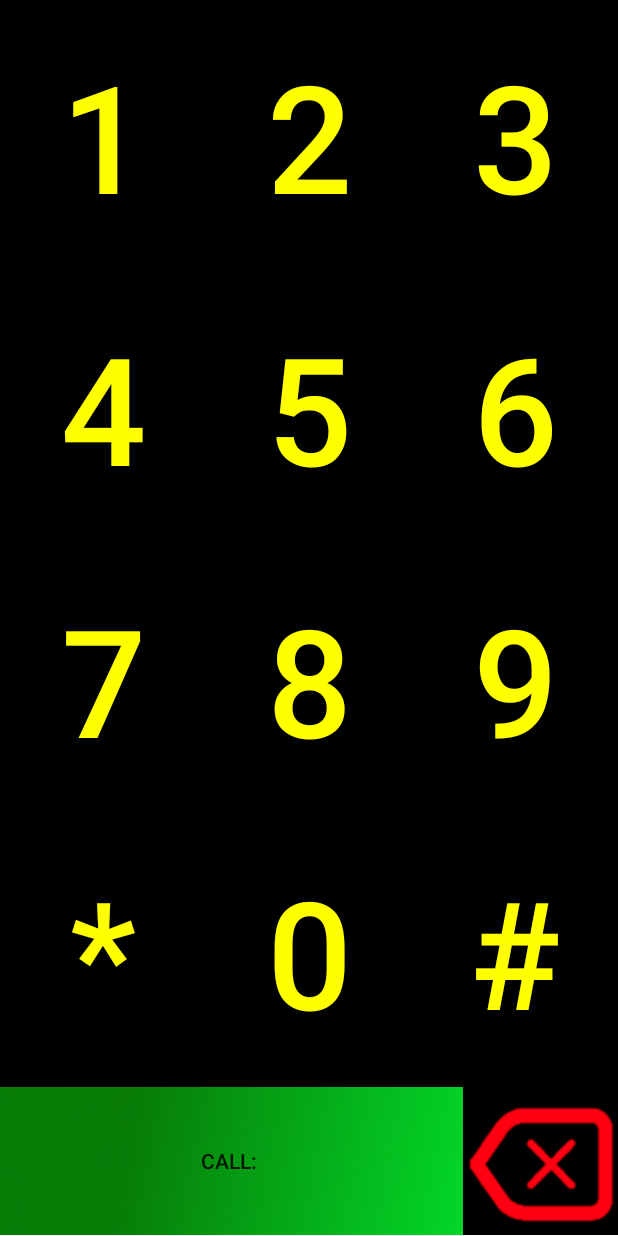
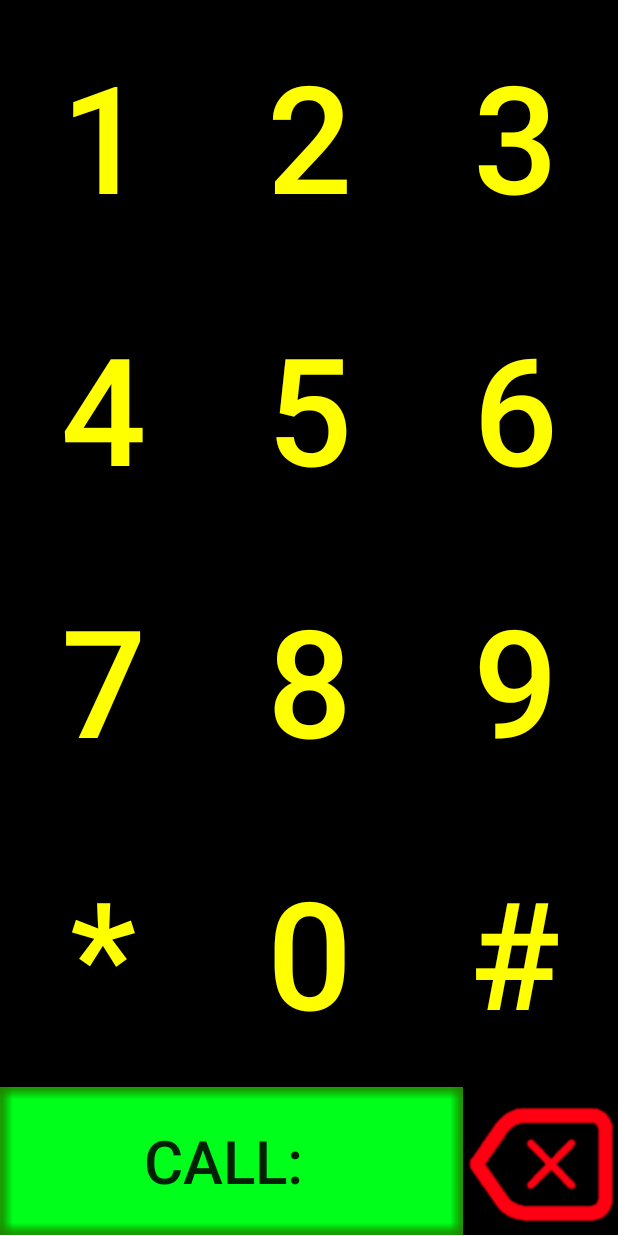
Before and after one commit to Ralem-Productions/EZChat, an Android app: the screen it shows after launch (MainActivity), on a phone screen of 412 x 824 dp. Run offline under Robolectric (Android 15) with nearby library versions, the phone set to English and light mode, and no system bars.

Commit message:
robot voice

```diff
--- a/app/src/main/res/layout/activity_main.xml
+++ b/app/src/main/res/layout/activity_main.xml
@@ -192,7 +192,8 @@
             android:layout_height="fill_parent"
             android:layout_weight="1.5"
             android:onClick="ButtonCall"
-            android:text=""
+            android:textSize="40sp"
+            android:text="8009999999"
             android:id="@+id/call"
 
            />
```
Also changed, not shown: app/src/main/res/drawable/call.png, 1 other file.
